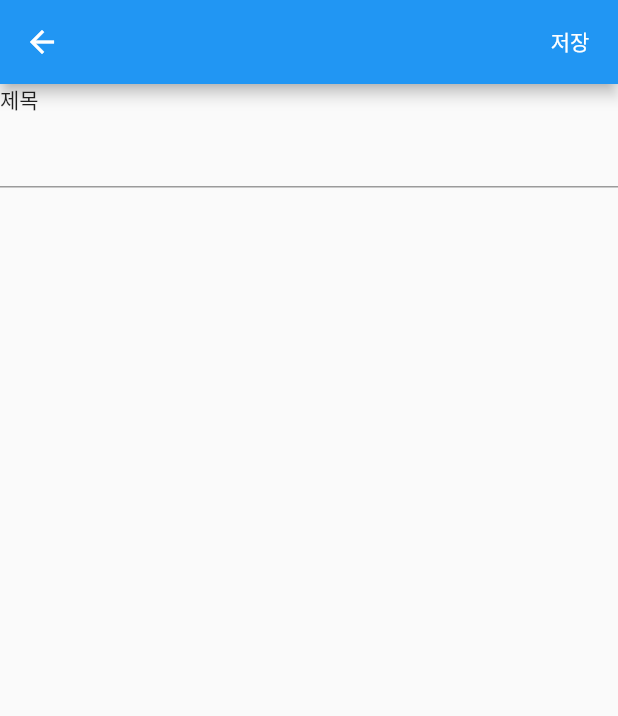
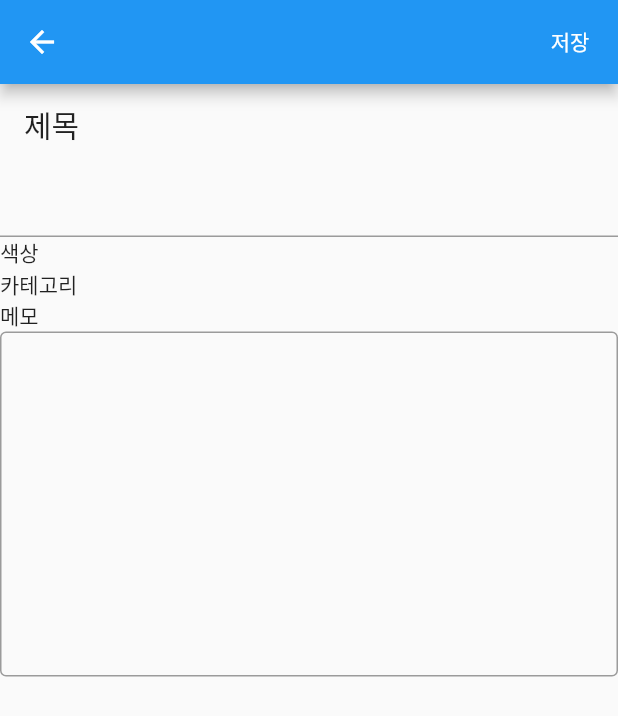
Before and after one commit to Jay-Pak/Practive-flutter, a Flutter app: the TodoWritePage screen opened directly, on a phone screen of 412 x 824 dp. Shown: the top 716 px of the screen. Run offline on Flutter 3.47's test engine with Material 2 defaults, Android fonts, the phone set to English and light mode, and no system bars.

Commit message:
12/4 from mac

```diff
--- a/lib/write.dart
+++ b/lib/write.dart
@@ -17,6 +17,7 @@ class TodoWritePage extends StatefulWidget{
 class _TodoWritePageState extends State<TodoWritePage>{
 
   TextEditingController nameController = TextEditingController();
+  TextEditingController memoController = TextEditingController();
 
   @override
   Widget build(BuildContext context) {
@@ -35,7 +36,8 @@ class _TodoWritePageState extends State<TodoWritePage>{
           itemBuilder: (ctx, idx){
             if(idx == 0){
               return Container(
-                child: Text("제목"),
+                child: Text("제목", style: TextStyle(fontSize: 20),),
+                margin: EdgeInsets.symmetric(vertical:12, horizontal: 16),
               );
             }else if(idx == 1){
               return Container(
@@ -46,7 +48,38 @@ class _TodoWritePageState extends State<TodoWritePage>{
             }else if(idx == 2){
               return Container(
                 child: Row(
-
+                  children: [
+                    Text("색상"),
+                    Container(
+                      width: 10,
+                      height: 10,
+                      color: Color(widget.todo.color),
+                    )
+                  ],
+                ),
+              );
+            }else if(idx == 3){
+              return Container(
+                child: Row(
+                  children: [
+                    Text("카테고리"),
+                    Text(widget.todo.category)
+                  ],
+                ),
+              );
+            }else if(idx == 4){
+              return Container(
+                child: Text("메모"),
+              );
+            }else if(idx == 5){
+              return Container(
+                child: TextField(
+                  controller: memoController,
+                  maxLines: 10,
+                  minLines: 10,
+                  decoration: InputDecoration(
+                    border: OutlineInputBorder(borderSide: BorderSide(color: Colors.black))
+                  ),
                 ),
               );
             }
```
